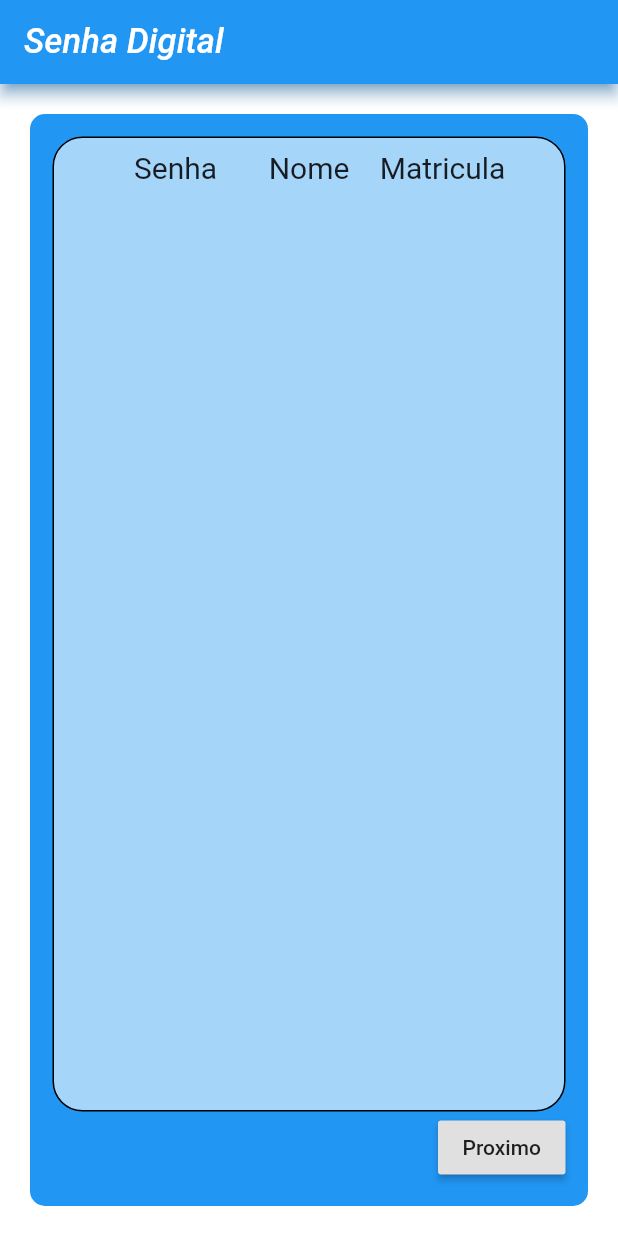
After one commit to wilmarv/Senha_Digital, a Flutter app: the AdmFila screen opened directly, after a tap on "Proximo", on a phone screen of 412 x 824 dp. The commit adds this screen. Run offline on Flutter 3.47's test engine with Material 2 defaults, Android fonts, the phone set to English and light mode, and no system bars; our stand-ins replace cloud_firestore, firebase_auth; accounts and stored records are empty.

Commit message:
Pagina para listar pessoas na fila criada

```diff
--- a/senhadigitalflutter/lib/main.dart
+++ b/senhadigitalflutter/lib/main.dart
@@ -1,6 +1,7 @@
 import 'package:flutter/material.dart';
 import 'package:scoped_model/scoped_model.dart';
 import 'package:senhadigitalflutter/model/usuario_model.dart';
+import 'package:senhadigitalflutter/telas/tela_admfila.dart';
 import 'package:senhadigitalflutter/telas/tela_login.dart';
 void main() async{
   runApp(MyApp());
@@ -9,7 +10,8 @@ void main() async{
 class MyApp extends StatelessWidget {
   @override
   Widget build(BuildContext context) {
-    return ScopedModel<Usuario>(
+    return Center(
+      child: ScopedModel<Usuario>(
         model: Usuario(),
         child: MaterialApp(
           home: TelaLogin(),
@@ -25,6 +27,7 @@ class MyApp extends StatelessWidget {
           ),
           debugShowCheckedModeBanner: false,
         ),
+      ),
     );
   }
 }
--- /dev/null
+++ b/senhadigitalflutter/lib/model/usuario_fila_model.dart
@@ -0,0 +1,14 @@
+import 'package:cloud_firestore/cloud_firestore.dart';
+
+class UsuarioFila{
+  String nome;
+  String matricula;
+  int senha;
+
+  UsuarioFila.fromDocuments(DocumentSnapshot snapshot){
+    nome = snapshot.data["nome"];
+    matricula = snapshot.data["matricula"];
+    senha = snapshot.data["senha"];
+  }
+
+}
--- /dev/null
+++ b/senhadigitalflutter/lib/telas/tela_admfila.dart
@@ -0,0 +1,102 @@
+import 'package:cloud_firestore/cloud_firestore.dart';
+import 'package:flutter/material.dart';
+import 'package:senhadigitalflutter/model/usuario_fila_model.dart';
+import 'package:senhadigitalflutter/telas/widget/appbar.dart';
+import 'package:senhadigitalflutter/telas/widget/lista_fila.dart';
+
+class AdmFila extends StatefulWidget {
+  @override
+  _AdmFilaState createState() => _AdmFilaState();
+}
+
+class _AdmFilaState extends State<AdmFila> {
+  @override
+  Widget build(BuildContext context) {
+    return Scaffold(
+      appBar: AppBarPadrao(),
+      backgroundColor: Colors.white,
+      body: Center(
+        child: Padding(
+          padding: EdgeInsets.all(20),
+          child: Container(
+            width: 400,
+            padding: EdgeInsets.all(15),
+            decoration: BoxDecoration(
+                color: Colors.blue, borderRadius: BorderRadius.circular(10)),
+            child: Column(
+              children: [
+                Expanded(
+                  child: Container(
+                    padding: EdgeInsets.only(top: 4),
+                    decoration: BoxDecoration(
+                        color: Colors.white60,
+                        border: Border.all(width: 1),
+                        borderRadius: BorderRadius.circular(20)),
+                    child: Column(
+                      children: [
+                        Container(
+                          padding: EdgeInsets.all(4),
+                          child: Row(
+                            mainAxisAlignment: MainAxisAlignment.center,
+                            children: [
+                              Container(
+                                width: 89,
+                                child: Text("Senha", style: TextStyle(fontSize: 20),
+                                  textAlign: TextAlign.center,),
+                              ),
+                              Container(
+                                width: 89,
+                                child: Text("Nome", style: TextStyle(fontSize: 20),
+                                  textAlign: TextAlign.center,),
+                              ),
+                              Container(
+                                width: 89,
+                                child: Text("Matricula", style: TextStyle(fontSize: 20),
+                                  textAlign: TextAlign.center,),
+                              ),
+                            ],
+                          ),
+                        ),
+                        Expanded(child: Lista()),
+                      ],
+                    ),
+                  ),
+                ),
+                SizedBox(width: 5),
+                Row(
+                  mainAxisAlignment: MainAxisAlignment.end,
+                  children: [
+                    Container(
+                      padding: EdgeInsets.all(0),
+                      width: 85,
+                      child: RaisedButton(
+                        onPressed: () {},
+                        child: Text("Proximo"),
+                      ),
+                    )
+                  ],
+                )
+              ],
+            ),
+          ),
+        ),
+      ),
+    );
+  }
+}
+
+Widget Lista() {
+  return StreamBuilder<QuerySnapshot>(
+    stream: Firestore.instance.collection("fila").orderBy("senha").snapshots(),
+    builder: (context, snapshot) {
+      switch (snapshot.connectionState) {
+        case ConnectionState.waiting:
+        case ConnectionState.none:
+          return Center(child: CircularProgressIndicator());
+        default:
+          List<DocumentSnapshot> doc = snapshot.data.documents;
+          return ListaFila(doc);
+      }
+    },
+  );
+}
--- a/senhadigitalflutter/lib/telas/tela_login.dart
+++ b/senhadigitalflutter/lib/telas/tela_login.dart
@@ -2,6 +2,7 @@ import 'package:flutter/cupertino.dart';
 import 'package:flutter/material.dart';
 import 'package:scoped_model/scoped_model.dart';
 import 'package:senhadigitalflutter/model/usuario_model.dart';
+import 'package:senhadigitalflutter/telas/tela_admfila.dart';
 import 'package:senhadigitalflutter/telas/tela_cadastro.dart';
 import 'package:senhadigitalflutter/telas/tela_gerarsenha.dart';
 import 'package:senhadigitalflutter/telas/widget/appbar.dart';
@@ -115,7 +116,8 @@ class _TelaLoginState extends State<TelaLogin> {
         ));
   }
   void _onSuccess() {
-    Usuario.of(context).adm ? Container() :
+    Usuario.of(context).adm ? Navigator.of(context).pushReplacement(
+        MaterialPageRoute(builder: (context)=>AdmFila())) :
     Navigator.of(context).pushReplacement(
       MaterialPageRoute(builder: (context)=>GerarSenha())
     );
--- /dev/null
+++ b/senhadigitalflutter/lib/telas/widget/lista_fila.dart
@@ -0,0 +1,56 @@
+import 'package:cloud_firestore/cloud_firestore.dart';
+import 'package:flutter/cupertino.dart';
+import 'package:flutter/material.dart';
+import 'package:senhadigitalflutter/model/usuario_fila_model.dart';
+
+Widget ListaFila(List<DocumentSnapshot> snapshot) {
+  return Container(
+    padding: EdgeInsets.only(left: 1,right: 1),
+    child: GridView.builder(
+        gridDelegate: SliverGridDelegateWithFixedCrossAxisCount(
+            crossAxisCount: 1,
+            crossAxisSpacing: 1,
+            mainAxisSpacing: 1,
+            childAspectRatio: 6),
+        itemCount: snapshot.length,
+        itemBuilder: (context, index) {
+          Color cor = index % 2 == 0 ? Colors.grey : Colors.white60;
+          UsuarioFila fila = UsuarioFila.fromDocuments(snapshot[index]);
+          return Container(
+            decoration: BoxDecoration(
+              color: cor,
+              border: Border.all(width: 1)
+            ),
+            child: Row(
+              mainAxisAlignment: MainAxisAlignment.spaceBetween,
+              children: [
+                Container(
+                  width: 89,
+                  child: Text(
+                    "${fila.senha}",
+                    style: TextStyle(fontSize: 18),
+                    textAlign: TextAlign.center,
+                  ),
+                ),
+                Container(
+                  width: 89,
+                  child: Text(
+                    fila.nome,
+                    style: TextStyle(fontSize: 18),
+                    textAlign: TextAlign.center,
+                  ),
+                ),
+                Container(
+                  width: 89,
+                  child: Text(
+                    fila.matricula,
+                    style: TextStyle(fontSize: 18),
+                    textAlign: TextAlign.center,
+                  ),
+                ),
+              ],
+            ),
+          );
+        }),
+  );
+}
```
